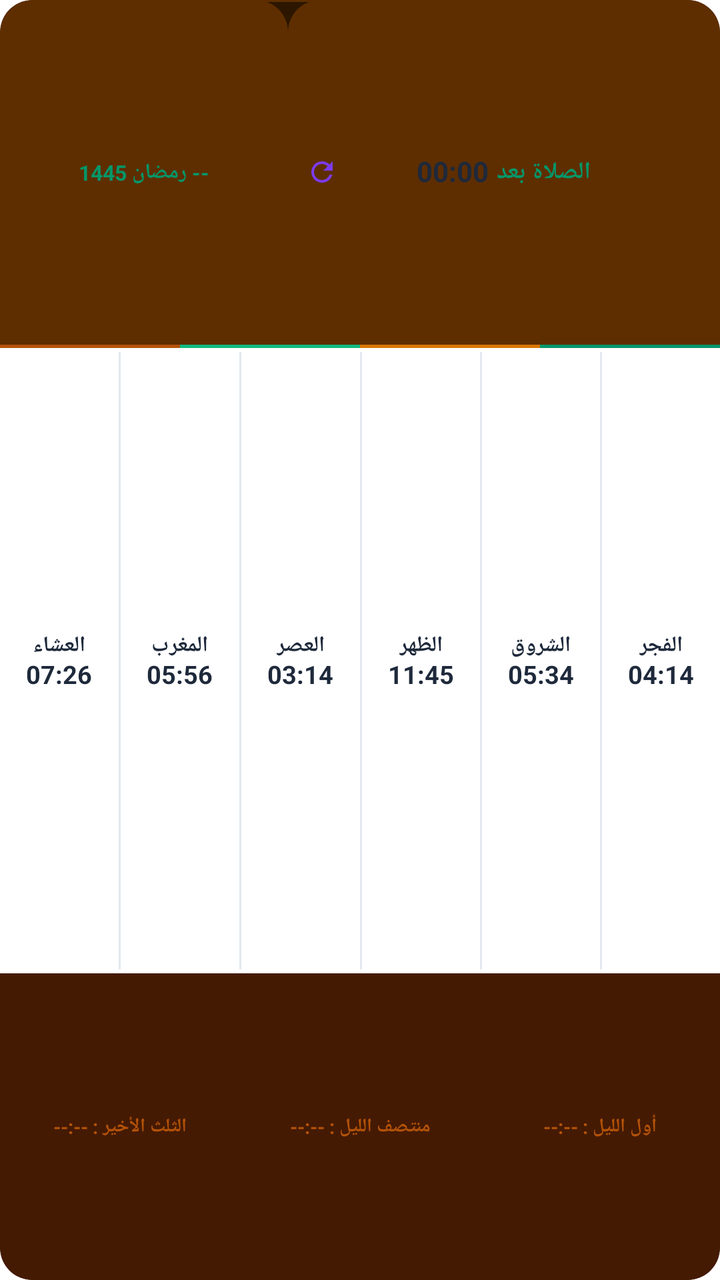
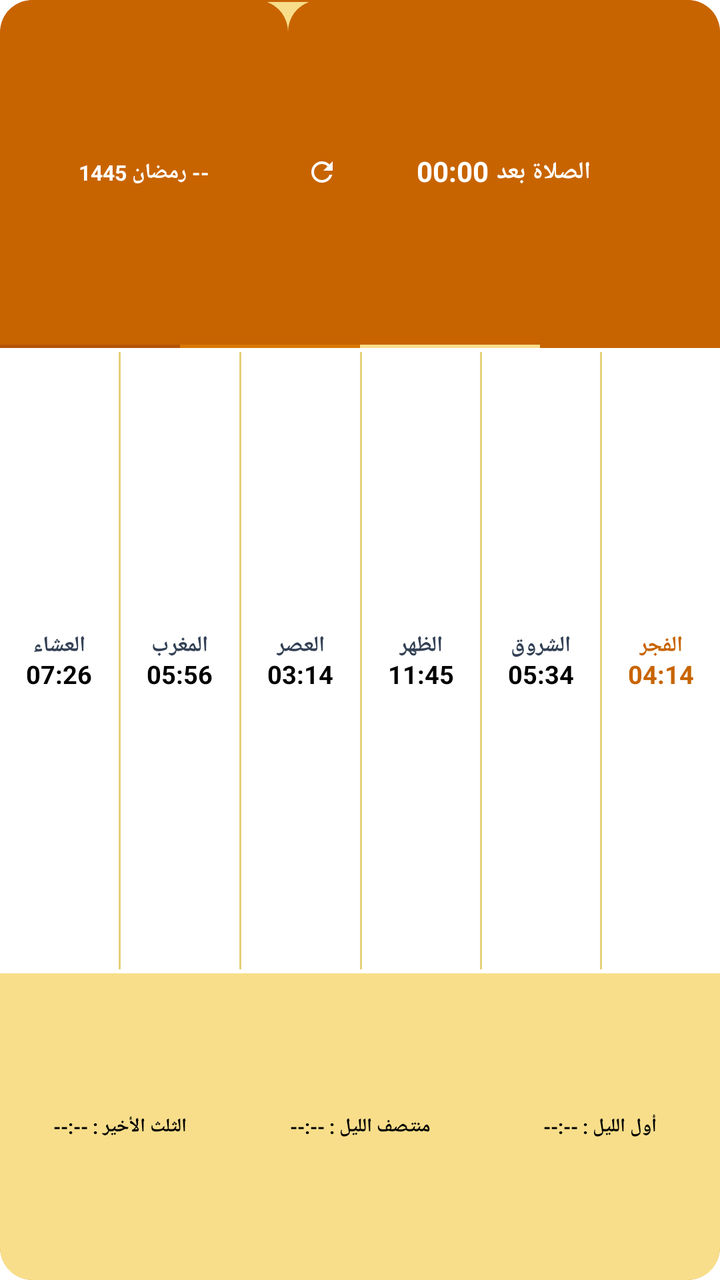

Before-and-after screenshots of an Android layout around one commit, followed by the original layout XML and the change that was made.
<!-- AndroidManifest.xml: application theme AppTheme.NoActionBar -->
<!-- res/layout/prayer_widget_small.xml -->
<?xml version="1.0" encoding="utf-8"?>
<LinearLayout xmlns:android="http://schemas.android.com/apk/res/android"
    android:id="@+id/widget_root"
    android:layout_width="match_parent"
    android:layout_height="match_parent"
    android:orientation="vertical"
    android:layoutDirection="rtl"
    android:background="@drawable/widget_bg_white"
    android:clipToOutline="true"
    android:padding="0dp">

    
    <LinearLayout
        android:layout_width="match_parent"
        android:layout_height="0dp"
        android:layout_weight="27"
        android:orientation="horizontal"
        android:baselineAligned="false">

        
        <RelativeLayout
            android:id="@+id/widget_top_right_section"
            android:layout_width="0dp"
            android:layout_weight="6"
            android:layout_height="match_parent"
            android:background="@drawable/widget_top_right_bg"
            android:padding="0dp">

            
            <ImageView
                android:id="@+id/widget_app_icon_small"
                android:layout_width="18dp"
                android:layout_height="18dp"
                android:src="@mipmap/ic_launcher"
                android:layout_alignParentStart="true"
                android:layout_centerVertical="true"
                android:layout_marginStart="8dp"
                android:contentDescription="App Icon" />

            <ImageView
                android:id="@+id/widget_app_icon_large"
                android:layout_width="22dp"
                android:layout_height="22dp"
                android:src="@mipmap/ic_launcher"
                android:layout_alignParentStart="true"
                android:layout_centerVertical="true"
                android:layout_marginStart="8dp"
                android:visibility="gone"
                android:contentDescription="App Icon Large" />

            
            <LinearLayout
                android:id="@+id/widget_next_prayer_container"
                android:layout_width="wrap_content"
                android:layout_height="wrap_content"
                android:orientation="horizontal"
                android:layout_centerInParent="true"
                android:gravity="center">

                <TextView
                    android:id="@+id/widget_next_prayer_name"
                    android:layout_width="wrap_content"
                    android:layout_height="wrap_content"
                    android:text="الصلاة بعد"
                    android:textColor="#059669"
                    android:textSize="12sp"
                    android:textStyle="bold"
                    android:singleLine="true"
                    android:includeFontPadding="false"
                    android:layout_marginEnd="4dp" />

                <Chronometer
                    android:id="@+id/widget_next_prayer_time"
                    android:layout_width="wrap_content"
                    android:layout_height="wrap_content"
                    android:textColor="#1E293B"
                    android:textSize="14sp"
                    android:textStyle="bold"
                    android:includeFontPadding="false"
                    android:countDown="true" />

                <TextView
                    android:id="@+id/widget_next_prayer_time_en"
                    android:layout_width="wrap_content"
                    android:layout_height="wrap_content"
                    android:textColor="#1E293B"
                    android:textSize="14sp"
                    android:textStyle="bold"
                    android:includeFontPadding="false"
                    android:visibility="gone" />
            </LinearLayout>

            
            <ImageView
                android:id="@+id/widget_btn_refresh"
                android:layout_width="18dp"
                android:layout_height="18dp"
                android:src="@drawable/ic_widget_refresh"
                android:layout_alignParentEnd="true"
                android:layout_centerVertical="true"
                android:layout_marginEnd="8dp"
                android:padding="1dp"
                android:contentDescription="Refresh" />
        </RelativeLayout>

        
        <LinearLayout
            android:id="@+id/widget_left_section"
            android:layout_width="0dp"
            android:layout_weight="4"
            android:layout_height="match_parent"
            android:background="@drawable/widget_left_bg"
            android:orientation="vertical"
            android:gravity="center"
            android:clickable="true"
            android:focusable="true"
            android:paddingStart="2dp"
            android:paddingEnd="2dp">

            <TextView
                android:id="@+id/widget_hijri_date"
                android:layout_width="match_parent"
                android:layout_height="wrap_content"
                android:text="-- رمضان 1445"
                android:textColor="#059669"
                android:textSize="10.5sp"
                android:textStyle="bold"
                android:gravity="center"
                android:textAlignment="center"
                android:singleLine="true"
                android:includeFontPadding="false" />

            <TextView
                android:id="@+id/widget_gregorian_date"
                android:layout_width="match_parent"
                android:layout_height="wrap_content"
                android:text="-- -- --"
                android:textColor="#059669"
                android:textSize="9sp"
                android:textStyle="bold"
                android:gravity="center"
                android:textAlignment="center"
                android:singleLine="true"
                android:visibility="gone"
                android:includeFontPadding="false" />
        </LinearLayout>
    </LinearLayout>

    
    <LinearLayout
        android:id="@+id/widget_accent_strip"
        android:layout_width="match_parent"
        android:layout_height="1.5dp"
        android:orientation="horizontal"
        android:baselineAligned="false">
        <FrameLayout
            android:id="@+id/full_strip_purple"
            android:layout_width="0dp"
            android:layout_weight="1"
            android:layout_height="match_parent"
            android:background="#059669" />
        <FrameLayout
            android:id="@+id/full_strip_green"
            android:layout_width="0dp"
            android:layout_weight="1"
            android:layout_height="match_parent"
            android:background="#D97706" />
        <FrameLayout
            android:id="@+id/full_strip_teal"
            android:layout_width="0dp"
            android:layout_weight="1"
            android:layout_height="match_parent"
            android:background="#10B981" />
        <FrameLayout
            android:id="@+id/full_strip_terracotta"
            android:layout_width="0dp"
            android:layout_weight="1"
            android:layout_height="match_parent"
            android:background="#B45309" />
    </LinearLayout>

    
    <LinearLayout
        android:id="@+id/widget_middle_section"
        android:layout_width="match_parent"
        android:layout_height="0dp"
        android:layout_weight="49"
        android:orientation="horizontal"
        android:background="#FFFFFF"
        android:paddingTop="1dp"
        android:paddingBottom="1dp"
        android:clickable="true"
        android:focusable="true">

        
        <LinearLayout android:id="@+id/col_fajr" android:layout_width="0dp" android:layout_weight="1" android:layout_height="match_parent" android:orientation="vertical" android:gravity="center">
            <TextView android:id="@+id/name_fajr" android:layout_width="wrap_content" android:layout_height="wrap_content" android:text="الفجر" android:textColor="#1E293B" android:textSize="11sp" android:textStyle="bold" android:singleLine="true" android:includeFontPadding="false"/>
            <TextView android:id="@+id/time_fajr" android:layout_width="wrap_content" android:layout_height="wrap_content" android:text="04:14" android:textColor="#1E293B" android:textSize="12.5sp" android:textStyle="bold" android:singleLine="true" android:includeFontPadding="false"/>
        </LinearLayout>
        <FrameLayout android:id="@+id/sep_1" android:layout_width="1dp" android:layout_height="match_parent" android:background="#E2E8F0" android:layout_marginTop="1dp" android:layout_marginBottom="1dp"/>

        
        <LinearLayout android:id="@+id/col_sunrise" android:layout_width="0dp" android:layout_weight="1" android:layout_height="match_parent" android:orientation="vertical" android:gravity="center">
            <TextView android:id="@+id/name_sunrise" android:layout_width="wrap_content" android:layout_height="wrap_content" android:text="الشروق" android:textColor="#1E293B" android:textSize="11sp" android:textStyle="bold" android:singleLine="true" android:includeFontPadding="false"/>
            <TextView android:id="@+id/time_sunrise" android:layout_width="wrap_content" android:layout_height="wrap_content" android:text="05:34" android:textColor="#1E293B" android:textSize="12.5sp" android:textStyle="bold" android:singleLine="true" android:includeFontPadding="false"/>
        </LinearLayout>
        <FrameLayout android:id="@+id/sep_2" android:layout_width="1dp" android:layout_height="match_parent" android:background="#E2E8F0" android:layout_marginTop="1dp" android:layout_marginBottom="1dp"/>

        
        <LinearLayout android:id="@+id/col_dhuhr" android:layout_width="0dp" android:layout_weight="1" android:layout_height="match_parent" android:orientation="vertical" android:gravity="center">
            <TextView android:id="@+id/name_dhuhr" android:layout_width="wrap_content" android:layout_height="wrap_content" android:text="الظهر" android:textColor="#1E293B" android:textSize="11sp" android:textStyle="bold" android:singleLine="true" android:includeFontPadding="false"/>
            <TextView android:id="@+id/time_dhuhr" android:layout_width="wrap_content" android:layout_height="wrap_content" android:text="11:45" android:textColor="#1E293B" android:textSize="12.5sp" android:textStyle="bold" android:singleLine="true" android:includeFontPadding="false"/>
        </LinearLayout>
        <FrameLayout android:id="@+id/sep_3" android:layout_width="1dp" android:layout_height="match_parent" android:background="#E2E8F0" android:layout_marginTop="1dp" android:layout_marginBottom="1dp"/>

        
        <LinearLayout android:id="@+id/col_asr" android:layout_width="0dp" android:layout_weight="1" android:layout_height="match_parent" android:orientation="vertical" android:gravity="center">
            <TextView android:id="@+id/name_asr" android:layout_width="wrap_content" android:layout_height="wrap_content" android:text="العصر" android:textColor="#1E293B" android:textSize="11sp" android:textStyle="bold" android:singleLine="true" android:includeFontPadding="false"/>
            <TextView android:id="@+id/time_asr" android:layout_width="wrap_content" android:layout_height="wrap_content" android:text="03:14" android:textColor="#1E293B" android:textSize="12.5sp" android:textStyle="bold" android:singleLine="true" android:includeFontPadding="false"/>
        </LinearLayout>
        <FrameLayout android:id="@+id/sep_4" android:layout_width="1dp" android:layout_height="match_parent" android:background="#E2E8F0" android:layout_marginTop="1dp" android:layout_marginBottom="1dp"/>

        
        <LinearLayout android:id="@+id/col_maghrib" android:layout_width="0dp" android:layout_weight="1" android:layout_height="match_parent" android:orientation="vertical" android:gravity="center">
            <TextView android:id="@+id/name_maghrib" android:layout_width="wrap_content" android:layout_height="wrap_content" android:text="المغرب" android:textColor="#1E293B" android:textSize="11sp" android:textStyle="bold" android:singleLine="true" android:includeFontPadding="false"/>
            <TextView android:id="@+id/time_maghrib" android:layout_width="wrap_content" android:layout_height="wrap_content" android:text="05:56" android:textColor="#1E293B" android:textSize="12.5sp" android:textStyle="bold" android:singleLine="true" android:includeFontPadding="false"/>
        </LinearLayout>
        <FrameLayout android:id="@+id/sep_5" android:layout_width="1dp" android:layout_height="match_parent" android:background="#E2E8F0" android:layout_marginTop="1dp" android:layout_marginBottom="1dp"/>

        
        <LinearLayout android:id="@+id/col_isha" android:layout_width="0dp" android:layout_weight="1" android:layout_height="match_parent" android:orientation="vertical" android:gravity="center">
            <TextView android:id="@+id/name_isha" android:layout_width="wrap_content" android:layout_height="wrap_content" android:text="العشاء" android:textColor="#1E293B" android:textSize="11sp" android:textStyle="bold" android:singleLine="true" android:includeFontPadding="false"/>
            <TextView android:id="@+id/time_isha" android:layout_width="wrap_content" android:layout_height="wrap_content" android:text="07:26" android:textColor="#1E293B" android:textSize="12.5sp" android:textStyle="bold" android:singleLine="true" android:includeFontPadding="false"/>
        </LinearLayout>
    </LinearLayout>

    
    <LinearLayout
        android:id="@+id/widget_bottom_section"
        android:layout_width="match_parent"
        android:layout_height="0dp"
        android:layout_weight="24"
        android:orientation="horizontal"
        android:background="@drawable/widget_bottom_bg"
        android:padding="0dp"
        android:gravity="center"
        android:clickable="true"
        android:focusable="true">

        <TextView
            android:id="@+id/widget_first_third"
            android:layout_width="0dp"
            android:layout_weight="1"
            android:layout_height="match_parent"
            android:text="أول الليل : --:--"
            android:textColor="#B45309"
            android:textSize="9.5sp"
            android:textStyle="bold"
            android:gravity="center"
            android:singleLine="true"
            android:includeFontPadding="false" />

        <TextView
            android:id="@+id/widget_midnight"
            android:layout_width="0dp"
            android:layout_weight="1"
            android:layout_height="match_parent"
            android:text="منتصف الليل : --:--"
            android:textColor="#B45309"
            android:textSize="9.5sp"
            android:textStyle="bold"
            android:gravity="center"
            android:singleLine="true"
            android:includeFontPadding="false" />

        <TextView
            android:id="@+id/widget_last_third"
            android:layout_width="0dp"
            android:layout_weight="1"
            android:layout_height="match_parent"
            android:text="الثلث الأخير : --:--"
            android:textColor="#B45309"
            android:textSize="9.5sp"
            android:textStyle="bold"
            android:gravity="center"
            android:singleLine="true"
            android:includeFontPadding="false" />
    </LinearLayout>
</LinearLayout>
<!-- resources referenced by this layout -->
<resources>
  <!-- drawable ic_widget_refresh (drawable) -->
  <vector xmlns:android="http://schemas.android.com/apk/res/android"
      android:width="24dp"
      android:height="24dp"
      android:viewportWidth="24"
      android:viewportHeight="24">
    <path
        android:fillColor="#7c3aed"
        android:pathData="M17.65,6.35C16.2,4.9 14.21,4 12,4c-4.42,0 -7.99,3.58 -7.99,8s3.57,8 7.99,8c3.73,0 6.84,-2.55 7.73,-6h-2.08c-0.82,2.33 -3.04,4 -5.65,4 -3.31,0 -6,-2.69 -6,-6s2.69,-6 6,-6c1.66,0 3.14,0.69 4.22,1.78L13,11h7V4l-2.35,2.35z"/>
  </vector>
  <!-- drawable widget_bg_white (drawable) -->
  <?xml version="1.0" encoding="utf-8"?>
  <shape xmlns:android="http://schemas.android.com/apk/res/android">
      <solid android:color="#2D1600" />
      <corners android:radius="16dp" />
      <stroke android:width="1dp" android:color="#5E2E00" />
  </shape>
  <!-- drawable widget_bottom_bg (drawable) -->
  <?xml version="1.0" encoding="utf-8"?>
  <shape xmlns:android="http://schemas.android.com/apk/res/android">
      <solid android:color="#451A03" />
      <corners android:bottomLeftRadius="16dp" android:bottomRightRadius="16dp" />
  </shape>
  <!-- drawable widget_left_bg (drawable) -->
  <?xml version="1.0" encoding="utf-8"?>
  <shape xmlns:android="http://schemas.android.com/apk/res/android">
      <solid android:color="#5E2E00" />
      <corners android:topRightRadius="16dp" android:topLeftRadius="16dp" />
  </shape>
  <!-- drawable widget_top_right_bg (drawable) -->
  <?xml version="1.0" encoding="utf-8"?>
  <shape xmlns:android="http://schemas.android.com/apk/res/android">
      <solid android:color="#5E2E00" />
      <corners android:topLeftRadius="16dp" />
  </shape>
  <!-- mipmap ic_launcher (mipmap-anydpi-v26) -->
  <?xml version="1.0" encoding="utf-8"?>
  <adaptive-icon xmlns:android="http://schemas.android.com/apk/res/android">
      <background android:drawable="@color/ic_launcher_background" />
      <foreground android:drawable="@mipmap/ic_launcher_foreground" />
  </adaptive-icon>
  <color name="ic_launcher_background">#FFFFFF</color>
</resources>

<!-- the commit's change to res/layout/prayer_widget_small.xml (unified diff, before → after) -->
@@ -62,7 +62,7 @@
                     android:layout_width="wrap_content"
                     android:layout_height="wrap_content"
                     android:text="الصلاة بعد"
-                    android:textColor="#059669"
+                    android:textColor="#FFFFFF"
                     android:textSize="12sp"
                     android:textStyle="bold"
                     android:singleLine="true"
@@ -73,7 +73,7 @@
                     android:id="@+id/widget_next_prayer_time"
                     android:layout_width="wrap_content"
                     android:layout_height="wrap_content"
-                    android:textColor="#1E293B"
+                    android:textColor="#FFFFFF"
                     android:textSize="14sp"
                     android:textStyle="bold"
                     android:includeFontPadding="false"
@@ -83,7 +83,7 @@
                     android:id="@+id/widget_next_prayer_time_en"
                     android:layout_width="wrap_content"
                     android:layout_height="wrap_content"
-                    android:textColor="#1E293B"
+                    android:textColor="#FFFFFF"
                     android:textSize="14sp"
                     android:textStyle="bold"
                     android:includeFontPadding="false"
@@ -96,6 +96,7 @@
                 android:layout_width="18dp"
                 android:layout_height="18dp"
                 android:src="@drawable/ic_widget_refresh"
+                android:tint="#FFFFFF"
                 android:layout_alignParentEnd="true"
                 android:layout_centerVertical="true"
                 android:layout_marginEnd="8dp"
@@ -122,7 +123,7 @@
                 android:layout_width="match_parent"
                 android:layout_height="wrap_content"
                 android:text="-- رمضان 1445"
-                android:textColor="#059669"
+                android:textColor="#FFFFFF"
                 android:textSize="10.5sp"
                 android:textStyle="bold"
                 android:gravity="center"
@@ -135,7 +136,7 @@
                 android:layout_width="match_parent"
                 android:layout_height="wrap_content"
                 android:text="-- -- --"
-                android:textColor="#059669"
+                android:textColor="#FFFFFF"
                 android:textSize="9sp"
                 android:textStyle="bold"
                 android:gravity="center"
@@ -158,19 +159,19 @@
             android:layout_width="0dp"
             android:layout_weight="1"
             android:layout_height="match_parent"
-            android:background="#059669" />
+            android:background="#C86400" />
         <FrameLayout
             android:id="@+id/full_strip_green"
             android:layout_width="0dp"
             android:layout_weight="1"
             android:layout_height="match_parent"
+            android:background="#F8DE8A" />
+        <FrameLayout
+            android:id="@+id/full_strip_teal"
+            android:layout_width="0dp"
+            android:layout_weight="1"
+            android:layout_height="match_parent"
             android:background="#D97706" />
-        <FrameLayout
-            android:id="@+id/full_strip_teal"
-            android:layout_width="0dp"
-            android:layout_weight="1"
-            android:layout_height="match_parent"
-            android:background="#10B981" />
         <FrameLayout
             android:id="@+id/full_strip_terracotta"
             android:layout_width="0dp"
@@ -194,43 +195,43 @@
 
         
         <LinearLayout android:id="@+id/col_fajr" android:layout_width="0dp" android:layout_weight="1" android:layout_height="match_parent" android:orientation="vertical" android:gravity="center">
-            <TextView android:id="@+id/name_fajr" android:layout_width="wrap_content" android:layout_height="wrap_content" android:text="الفجر" android:textColor="#1E293B" android:textSize="11sp" android:textStyle="bold" android:singleLine="true" android:includeFontPadding="false"/>
-            <TextView android:id="@+id/time_fajr" android:layout_width="wrap_content" android:layout_height="wrap_content" android:text="04:14" android:textColor="#1E293B" android:textSize="12.5sp" android:textStyle="bold" android:singleLine="true" android:includeFontPadding="false"/>
-        </LinearLayout>
-        <FrameLayout android:id="@+id/sep_1" android:layout_width="1dp" android:layout_height="match_parent" android:background="#E2E8F0" android:layout_marginTop="1dp" android:layout_marginBottom="1dp"/>
+            <TextView android:id="@+id/name_fajr" android:layout_width="wrap_content" android:layout_height="wrap_content" android:text="الفجر" android:textColor="#C86400" android:textSize="11sp" android:textStyle="bold" android:singleLine="true" android:includeFontPadding="false"/>
+            <TextView android:id="@+id/time_fajr" android:layout_width="wrap_content" android:layout_height="wrap_content" android:text="04:14" android:textColor="#C86400" android:textSize="12.5sp" android:textStyle="bold" android:singleLine="true" android:includeFontPadding="false"/>
+        </LinearLayout>
+        <FrameLayout android:id="@+id/sep_1" android:layout_width="1dp" android:layout_height="match_parent" android:background="#E5D07B" android:layout_marginTop="1dp" android:layout_marginBottom="1dp"/>
 
         
         <LinearLayout android:id="@+id/col_sunrise" android:layout_width="0dp" android:layout_weight="1" android:layout_height="match_parent" android:orientation="vertical" android:gravity="center">
-            <TextView android:id="@+id/name_sunrise" android:layout_width="wrap_content" android:layout_height="wrap_content" android:text="الشروق" android:textColor="#1E293B" android:textSize="11sp" android:textStyle="bold" android:singleLine="true" android:includeFontPadding="false"/>
-            <TextView android:id="@+id/time_sunrise" android:layout_width="wrap_content" android:layout_height="wrap_content" android:text="05:34" android:textColor="#1E293B" android:textSize="12.5sp" android:textStyle="bold" android:singleLine="true" android:includeFontPadding="false"/>
-        </LinearLayout>
-        <FrameLayout android:id="@+id/sep_2" android:layout_width="1dp" android:layout_height="match_parent" android:background="#E2E8F0" android:layout_marginTop="1dp" android:layout_marginBottom="1dp"/>
+            <TextView android:id="@+id/name_sunrise" android:layout_width="wrap_content" android:layout_height="wrap_content" android:text="الشروق" android:textColor="#334155" android:textSize="11sp" android:textStyle="bold" android:singleLine="true" android:includeFontPadding="false"/>
+            <TextView android:id="@+id/time_sunrise" android:layout_width="wrap_content" android:layout_height="wrap_content" android:text="05:34" android:textColor="#000000" android:textSize="12.5sp" android:textStyle="bold" android:singleLine="true" android:includeFontPadding="false"/>
+        </LinearLayout>
+        <FrameLayout android:id="@+id/sep_2" android:layout_width="1dp" android:layout_height="match_parent" android:background="#E5D07B" android:layout_marginTop="1dp" android:layout_marginBottom="1dp"/>
 
         
         <LinearLayout android:id="@+id/col_dhuhr" android:layout_width="0dp" android:layout_weight="1" android:layout_height="match_parent" android:orientation="vertical" android:gravity="center">
-            <TextView android:id="@+id/name_dhuhr" android:layout_width="wrap_content" android:layout_height="wrap_content" android:text="الظهر" android:textColor="#1E293B" android:textSize="11sp" android:textStyle="bold" android:singleLine="true" android:includeFontPadding="false"/>
-            <TextView android:id="@+id/time_dhuhr" android:layout_width="wrap_content" android:layout_height="wrap_content" android:text="11:45" android:textColor="#1E293B" android:textSize="12.5sp" android:textStyle="bold" android:singleLine="true" android:includeFontPadding="false"/>
-        </LinearLayout>
-        <FrameLayout android:id="@+id/sep_3" android:layout_width="1dp" android:layout_height="match_parent" android:background="#E2E8F0" android:layout_marginTop="1dp" android:layout_marginBottom="1dp"/>
+            <TextView android:id="@+id/name_dhuhr" android:layout_width="wrap_content" android:layout_height="wrap_content" android:text="الظهر" android:textColor="#334155" android:textSize="11sp" android:textStyle="bold" android:singleLine="true" android:includeFontPadding="false"/>
+            <TextView android:id="@+id/time_dhuhr" android:layout_width="wrap_content" android:layout_height="wrap_content" android:text="11:45" android:textColor="#000000" android:textSize="12.5sp" android:textStyle="bold" android:singleLine="true" android:includeFontPadding="false"/>
+        </LinearLayout>
+        <FrameLayout android:id="@+id/sep_3" android:layout_width="1dp" android:layout_height="match_parent" android:background="#E5D07B" android:layout_marginTop="1dp" android:layout_marginBottom="1dp"/>
 
         
         <LinearLayout android:id="@+id/col_asr" android:layout_width="0dp" android:layout_weight="1" android:layout_height="match_parent" android:orientation="vertical" android:gravity="center">
-            <TextView android:id="@+id/name_asr" android:layout_width="wrap_content" android:layout_height="wrap_content" android:text="العصر" android:textColor="#1E293B" android:textSize="11sp" android:textStyle="bold" android:singleLine="true" android:includeFontPadding="false"/>
-            <TextView android:id="@+id/time_asr" android:layout_width="wrap_content" android:layout_height="wrap_content" android:text="03:14" android:textColor="#1E293B" android:textSize="12.5sp" android:textStyle="bold" android:singleLine="true" android:includeFontPadding="false"/>
-        </LinearLayout>
-        <FrameLayout android:id="@+id/sep_4" android:layout_width="1dp" android:layout_height="match_parent" android:background="#E2E8F0" android:layout_marginTop="1dp" android:layout_marginBottom="1dp"/>
+            <TextView android:id="@+id/name_asr" android:layout_width="wrap_content" android:layout_height="wrap_content" android:text="العصر" android:textColor="#334155" android:textSize="11sp" android:textStyle="bold" android:singleLine="true" android:includeFontPadding="false"/>
+            <TextView android:id="@+id/time_asr" android:layout_width="wrap_content" android:layout_height="wrap_content" android:text="03:14" android:textColor="#000000" android:textSize="12.5sp" android:textStyle="bold" android:singleLine="true" android:includeFontPadding="false"/>
+        </LinearLayout>
+        <FrameLayout android:id="@+id/sep_4" android:layout_width="1dp" android:layout_height="match_parent" android:background="#E5D07B" android:layout_marginTop="1dp" android:layout_marginBottom="1dp"/>
 
         
         <LinearLayout android:id="@+id/col_maghrib" android:layout_width="0dp" android:layout_weight="1" android:layout_height="match_parent" android:orientation="vertical" android:gravity="center">
-            <TextView android:id="@+id/name_maghrib" android:layout_width="wrap_content" android:layout_height="wrap_content" android:text="المغرب" android:textColor="#1E293B" android:textSize="11sp" android:textStyle="bold" android:singleLine="true" android:includeFontPadding="false"/>
-            <TextView android:id="@+id/time_maghrib" android:layout_width="wrap_content" android:layout_height="wrap_content" android:text="05:56" android:textColor="#1E293B" android:textSize="12.5sp" android:textStyle="bold" android:singleLine="true" android:includeFontPadding="false"/>
-        </LinearLayout>
-        <FrameLayout android:id="@+id/sep_5" android:layout_width="1dp" android:layout_height="match_parent" android:background="#E2E8F0" android:layout_marginTop="1dp" android:layout_marginBottom="1dp"/>
+            <TextView android:id="@+id/name_maghrib" android:layout_width="wrap_content" android:layout_height="wrap_content" android:text="المغرب" android:textColor="#334155" android:textSize="11sp" android:textStyle="bold" android:singleLine="true" android:includeFontPadding="false"/>
+            <TextView android:id="@+id/time_maghrib" android:layout_width="wrap_content" android:layout_height="wrap_content" android:text="05:56" android:textColor="#000000" android:textSize="12.5sp" android:textStyle="bold" android:singleLine="true" android:includeFontPadding="false"/>
+        </LinearLayout>
+        <FrameLayout android:id="@+id/sep_5" android:layout_width="1dp" android:layout_height="match_parent" android:background="#E5D07B" android:layout_marginTop="1dp" android:layout_marginBottom="1dp"/>
 
         
         <LinearLayout android:id="@+id/col_isha" android:layout_width="0dp" android:layout_weight="1" android:layout_height="match_parent" android:orientation="vertical" android:gravity="center">
-            <TextView android:id="@+id/name_isha" android:layout_width="wrap_content" android:layout_height="wrap_content" android:text="العشاء" android:textColor="#1E293B" android:textSize="11sp" android:textStyle="bold" android:singleLine="true" android:includeFontPadding="false"/>
-            <TextView android:id="@+id/time_isha" android:layout_width="wrap_content" android:layout_height="wrap_content" android:text="07:26" android:textColor="#1E293B" android:textSize="12.5sp" android:textStyle="bold" android:singleLine="true" android:includeFontPadding="false"/>
+            <TextView android:id="@+id/name_isha" android:layout_width="wrap_content" android:layout_height="wrap_content" android:text="العشاء" android:textColor="#334155" android:textSize="11sp" android:textStyle="bold" android:singleLine="true" android:includeFontPadding="false"/>
+            <TextView android:id="@+id/time_isha" android:layout_width="wrap_content" android:layout_height="wrap_content" android:text="07:26" android:textColor="#000000" android:textSize="12.5sp" android:textStyle="bold" android:singleLine="true" android:includeFontPadding="false"/>
         </LinearLayout>
     </LinearLayout>
 
@@ -253,7 +254,7 @@
             android:layout_weight="1"
             android:layout_height="match_parent"
             android:text="أول الليل : --:--"
-            android:textColor="#B45309"
+            android:textColor="#000000"
             android:textSize="9.5sp"
             android:textStyle="bold"
             android:gravity="center"
@@ -266,7 +267,7 @@
             android:layout_weight="1"
             android:layout_height="match_parent"
             android:text="منتصف الليل : --:--"
-            android:textColor="#B45309"
+            android:textColor="#000000"
             android:textSize="9.5sp"
             android:textStyle="bold"
             android:gravity="center"
@@ -279,7 +280,7 @@
             android:layout_weight="1"
             android:layout_height="match_parent"
             android:text="الثلث الأخير : --:--"
-            android:textColor="#B45309"
+            android:textColor="#000000"
             android:textSize="9.5sp"
             android:textStyle="bold"
             android:gravity="center"
<!-- resource entries referenced after the edit -->
@@ -13,26 +13,26 @@
   <!-- drawable widget_bg_white (drawable) -->
   <?xml version="1.0" encoding="utf-8"?>
   <shape xmlns:android="http://schemas.android.com/apk/res/android">
-      <solid android:color="#2D1600" />
+      <solid android:color="#F8DE8A" />
       <corners android:radius="16dp" />
-      <stroke android:width="1dp" android:color="#5E2E00" />
+      <stroke android:width="1dp" android:color="#C86400" />
   </shape>
   <!-- drawable widget_bottom_bg (drawable) -->
   <?xml version="1.0" encoding="utf-8"?>
   <shape xmlns:android="http://schemas.android.com/apk/res/android">
-      <solid android:color="#451A03" />
+      <solid android:color="#F8DE8A" />
       <corners android:bottomLeftRadius="16dp" android:bottomRightRadius="16dp" />
   </shape>
   <!-- drawable widget_left_bg (drawable) -->
   <?xml version="1.0" encoding="utf-8"?>
   <shape xmlns:android="http://schemas.android.com/apk/res/android">
-      <solid android:color="#5E2E00" />
+      <solid android:color="#C86400" />
       <corners android:topRightRadius="16dp" android:topLeftRadius="16dp" />
   </shape>
   <!-- drawable widget_top_right_bg (drawable) -->
   <?xml version="1.0" encoding="utf-8"?>
   <shape xmlns:android="http://schemas.android.com/apk/res/android">
-      <solid android:color="#5E2E00" />
+      <solid android:color="#C86400" />
       <corners android:topLeftRadius="16dp" />
   </shape>
   <!-- mipmap ic_launcher (mipmap-anydpi-v26) -->
